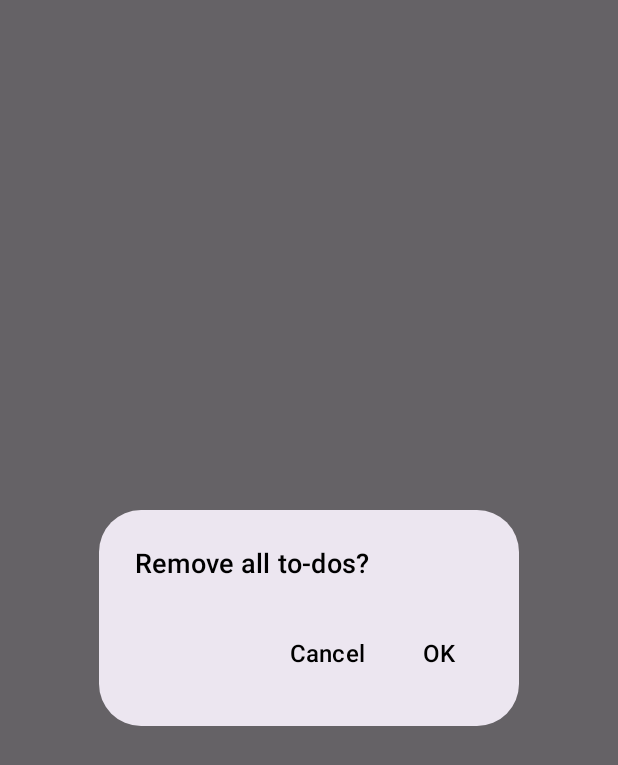
After one commit to nicoqueijo/Android-To-Do-List, an Android app built with Jetpack Compose: the composable RemoveToDosDialog shown on its own in the app's theme, on a phone screen of 412 x 824 dp. The commit adds this screen. Shown: the top 765 px of the screen. Run offline under Robolectric (Android 15) with nearby library versions, the phone set to English and light mode, and no system bars; 3 statements that could not run were skipped.

Commit message:
Added empty state indicator and dialog.

```diff
--- /dev/null
+++ b/app/src/main/java/com/nicoqueijo/android/branch/presentation/composables/RemoveToDosDialog.kt
@@ -0,0 +1,78 @@
+package com.nicoqueijo.android.branch.presentation.composables
+
+import androidx.compose.material3.AlertDialog
+import androidx.compose.material3.MaterialTheme
+import androidx.compose.material3.Text
+import androidx.compose.material3.TextButton
+import androidx.compose.runtime.Composable
+import androidx.compose.ui.Modifier
+import androidx.compose.ui.res.stringResource
+import androidx.compose.ui.unit.sp
+import com.nicoqueijo.android.branch.R
+import com.nicoqueijo.android.branch.presentation.theme.BranchTheme
+import com.nicoqueijo.android.branch.presentation.util.DarkLightPreviews
+
+/**
+ * Composable function for a dialog to confirm the removal of all to-dos.
+ *
+ * This function displays an [AlertDialog] with a title and two buttons: confirm and dismiss.
+ * It handles user interactions for confirming or dismissing the action to remove to-dos.
+ *
+ * @param modifier The modifier to be applied to the dialog.
+ * @param onConfirmClick Lambda function to be invoked when the confirm button is clicked.
+ * @param onDismissClick Lambda function to be invoked when the dismiss button is clicked or the dialog
+ * is dismissed.
+ */
+@Composable
+fun RemoveToDosDialog(
+    modifier: Modifier = Modifier,
+    onConfirmClick: (() -> Unit)? = null,
+    onDismissClick: (() -> Unit)? = null,
+) {
+    AlertDialog(
+        modifier = modifier,
+        text = {
+            Text(
+                text = stringResource(id = R.string.remove_todos_dialog_title),
+                color = MaterialTheme.colorScheme.primary,
+                style = MaterialTheme.typography.titleMedium,
+                fontSize = 18.sp
+            )
+        },
+        confirmButton = {
+            TextButton(
+                onClick = {
+                    onConfirmClick?.invoke()
+                }
+            ) {
+                Text(
+                    text = stringResource(id = R.string.remove_todos_dialog_confirm_label),
+                    fontSize = 16.sp,
+                )
+            }
+        },
+        dismissButton = {
+            TextButton(
+                onClick = {
+                    onDismissClick?.invoke()
+                },
+            ) {
+                Text(
+                    text = stringResource(id = R.string.remove_todos_dialog_dismiss_label),
+                    fontSize = 16.sp,
+                )
+            }
+        },
+        onDismissRequest = {
+            onDismissClick?.invoke()
+        },
+    )
+}
+
+@DarkLightPreviews
+@Composable
+fun RemoveToDosDialogPreview() {
+    BranchTheme {
+        RemoveToDosDialog()
+    }
+}
--- a/app/src/main/java/com/nicoqueijo/android/branch/presentation/composables/ToDoItem.kt
+++ b/app/src/main/java/com/nicoqueijo/android/branch/presentation/composables/ToDoItem.kt
@@ -53,8 +53,9 @@ fun ToDoItem(
             ) {
                 Icon(
                     modifier = Modifier.padding(top = XS),
-                    imageVector = Icons.Default.Menu,
+                    imageVector = Icons.Filled.Menu,
                     contentDescription = null,
+                    tint = MaterialTheme.colorScheme.primary,
                 )
                 Checkbox(
                     checked = state.toDo.isCompleted,
@@ -110,8 +111,9 @@ fun ToDoItem(
                         .clickable {
                             state.onRemove?.invoke(state.toDo)
                         },
-                    imageVector = Icons.Default.Delete,
+                    imageVector = Icons.Filled.Delete,
                     contentDescription = null,
+                    tint = MaterialTheme.colorScheme.primary,
                 )
             }
 
--- a/app/src/main/res/values/strings.xml
+++ b/app/src/main/res/values/strings.xml
@@ -1,3 +1,8 @@
 <resources>
     <string name="app_name">To-Do List</string>
+    <string name="empty_list_title">Empty list</string>
+    <string name="add_todo_item_instruction">Press the + button to add</string>
+    <string name="remove_todos_dialog_title">Remove all to-dos?</string>
+    <string name="remove_todos_dialog_confirm_label">OK</string>
+    <string name="remove_todos_dialog_dismiss_label">Cancel</string>
 </resources>
```
Also changed, not shown: app/src/main/java/com/nicoqueijo/android/branch/presentation/composables/EmptyListIndicator.kt (added, +75 -0 lines), app/src/main/java/com/nicoqueijo/android/branch/presentation/composables/ToDoScreen.kt (+51 -9 lines).
